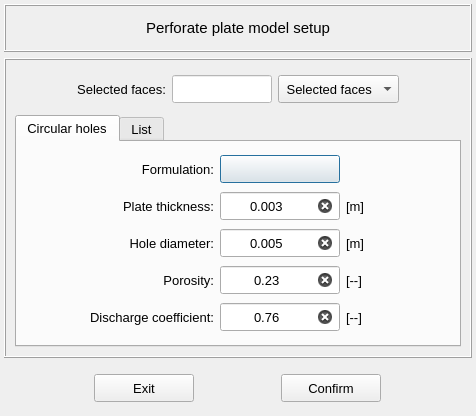
Before: the Qt Designer form vibra/interface/data/ui_files/model/setup/acoustic/set_perforated_plate_model_inputs.ui in MOPT-UFSC/VIBRA, drawn with Qt 5.
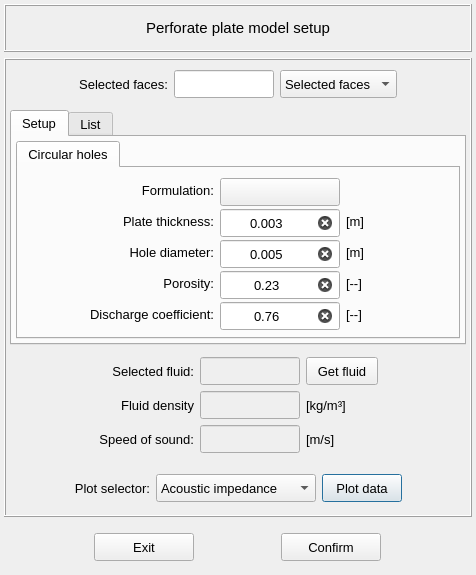
After: the same form once the commit is applied. Icons and pictures are not drawn.

Commit message: Includes the perforated plate effects in the acoustic model

```diff
--- a/vibra/interface/data/ui_files/model/setup/acoustic/set_perforated_plate_model_inputs.ui
+++ b/vibra/interface/data/ui_files/model/setup/acoustic/set_perforated_plate_model_inputs.ui
@@ -7,7 +7,7 @@
     <x>0</x>
     <y>0</y>
     <width>476</width>
-    <height>416</height>
+    <height>575</height>
    </rect>
   </property>
   <property name="windowTitle">
@@ -74,6 +74,18 @@
       <enum>QFrame::Raised</enum>
      </property>
      <layout class="QGridLayout" name="gridLayout_3">
+      <property name="leftMargin">
+       <number>4</number>
+      </property>
+      <property name="topMargin">
+       <number>4</number>
+      </property>
+      <property name="rightMargin">
+       <number>4</number>
+      </property>
+      <property name="bottomMargin">
+       <number>4</number>
+      </property>
       <item row="0" column="0">
        <widget class="QFrame" name="frame_6">
         <property name="minimumSize">
@@ -129,14 +141,17 @@
              <pointsize>10</pointsize>
             </font>
            </property>
+           <property name="currentIndex">
+            <number>1</number>
+           </property>
            <item>
             <property name="text">
-             <string> Selected faces</string>
+             <string>All faces</string>
             </property>
            </item>
            <item>
             <property name="text">
-             <string> All faces</string>
+             <string>Selected faces</string>
             </property>
            </item>
           </widget>
@@ -226,8 +241,7 @@
             <enum>Qt::ClickFocus</enum>
            </property>
            <property name="styleSheet">
-            <string notr="true">QLineEdit{background-color: rgb(255, 255, 255); color: rgb(0, 0, 0)}
-QLineEdit:disabled {background-color: rgb(230, 230, 230); color: rgb(120, 120, 120)}</string>
+            <string notr="true"/>
            </property>
            <property name="text">
             <string/>
@@ -240,6 +254,127 @@
         </layout>
        </widget>
       </item>
+      <item row="3" column="0">
+       <widget class="QFrame" name="frame_plot_buttons">
+        <property name="maximumSize">
+         <size>
+          <width>16777215</width>
+          <height>48</height>
+         </size>
+        </property>
+        <property name="frameShape">
+         <enum>QFrame::NoFrame</enum>
+        </property>
+        <property name="frameShadow">
+         <enum>QFrame::Raised</enum>
+        </property>
+        <layout class="QGridLayout" name="gridLayout_19">
+         <item row="0" column="1">
+          <widget class="QLabel" name="label_50">
+           <property name="minimumSize">
+            <size>
+             <width>0</width>
+             <height>28</height>
+            </size>
+           </property>
+           <property name="maximumSize">
+            <size>
+             <width>16777215</width>
+             <height>28</height>
+            </size>
+           </property>
+           <property name="font">
+            <font>
+             <pointsize>10</pointsize>
+            </font>
+           </property>
+           <property name="text">
+            <string>Plot selector:</string>
+           </property>
+           <property name="alignment">
+            <set>Qt::AlignRight|Qt::AlignTrailing|Qt::AlignVCenter</set>
+           </property>
+          </widget>
+         </item>
+         <item row="0" column="2">
+          <widget class="QComboBox" name="comboBox_plot_type">
+           <property name="minimumSize">
+            <size>
+             <width>160</width>
+             <height>28</height>
+            </size>
+           </property>
+           <property name="maximumSize">
+            <size>
+             <width>200</width>
+             <height>28</height>
+            </size>
+           </property>
+           <property name="font">
+            <font>
+             <pointsize>10</pointsize>
+            </font>
+           </property>
+           <item>
+            <property name="text">
+             <string>Acoustic impedance</string>
+            </property>
+           </item>
+          </widget>
+         </item>
+         <item row="0" column="4">
+          <spacer name="horizontalSpacer_5">
+           <property name="orientation">
+            <enum>Qt::Horizontal</enum>
+           </property>
+           <property name="sizeHint" stdset="0">
+            <size>
+             <width>40</width>
+             <height>20</height>
+            </size>
+           </property>
+          </spacer>
+         </item>
+         <item row="0" column="3">
+          <widget class="QPushButton" name="pushButton_plot_data">
+           <property name="minimumSize">
+            <size>
+             <width>80</width>
+             <height>28</height>
+            </size>
+           </property>
+           <property name="maximumSize">
+            <size>
+             <width>220</width>
+             <height>28</height>
+            </size>
+           </property>
+           <property name="font">
+            <font>
+             <pointsize>10</pointsize>
+            </font>
+           </property>
+           <property name="text">
+            <string>Plot data</string>
+           </property>
+          </widget>
+         </item>
+         <item row="0" column="0">
+          <spacer name="horizontalSpacer_9">
+           <property name="orientation">
+            <enum>Qt::Horizontal</enum>
+           </property>
+           <property name="sizeHint" stdset="0">
+            <size>
+             <width>40</width>
+             <height>20</height>
+            </size>
+           </property>
+          </spacer>
+         </item>
+        </layout>
+       </widget>
+      </item>
       <item row="1" column="0">
        <widget class="QTabWidget" name="tabWidget_main">
         <property name="maximumSize">
@@ -258,7 +393,7 @@
         </property>
         <widget class="QWidget" name="tab_Delany_Bazley">
          <attribute name="title">
-          <string>Circular holes</string>
+          <string>Setup</string>
          </attribute>
          <layout class="QGridLayout" name="gridLayout_5">
           <property name="leftMargin">
@@ -277,6 +412,37 @@
            <number>4</number>
           </property>
           <item row="0" column="0">
+           <widget class="QTabWidget" name="tabWidget_perforated_plate_models">
+            <property name="minimumSize">
+             <size>
+              <width>0</width>
+              <height>80</height>
+             </size>
+            </property>
+            <property name="currentIndex">
+             <number>0</number>
+            </property>
+            <widget class="QWidget" name="tab">
+             <attribute name="title">
+              <string>Circular holes</string>
+             </attribute>
+             <layout class="QGridLayout" name="gridLayout_6">
+              <property name="leftMargin">
+               <number>4</number>
+              </property>
+              <property name="topMargin">
+               <number>4</number>
+              </property>
+              <property name="rightMargin">
+               <number>4</number>
+              </property>
+              <property name="bottomMargin">
+               <number>4</number>
+              </property>
+              <property name="spacing">
+               <number>4</number>
+              </property>
+              <item row="0" column="0">
            <widget class="QFrame" name="frame_7">
             <property name="frameShape">
              <enum>QFrame::NoFrame</enum>
@@ -728,6 +894,10 @@
           </item>
          </layout>
         </widget>
+           </widget>
+          </item>
+         </layout>
+        </widget>
         <widget class="QWidget" name="tab_list">
          <attribute name="title">
           <string>List</string>
@@ -906,6 +1076,329 @@
         </widget>
        </widget>
       </item>
+      <item row="2" column="0">
+       <widget class="QFrame" name="frame_fluid_info">
+        <property name="maximumSize">
+         <size>
+          <width>16777215</width>
+          <height>160</height>
+         </size>
+        </property>
+        <property name="frameShape">
+         <enum>QFrame::NoFrame</enum>
+        </property>
+        <property name="frameShadow">
+         <enum>QFrame::Raised</enum>
+        </property>
+        <layout class="QGridLayout" name="gridLayout_18">
+         <property name="leftMargin">
+          <number>6</number>
+         </property>
+         <property name="topMargin">
+          <number>6</number>
+         </property>
+         <property name="rightMargin">
+          <number>6</number>
+         </property>
+         <property name="bottomMargin">
+          <number>6</number>
+         </property>
+         <item row="0" column="3">
+          <widget class="QPushButton" name="pushButton_get_fluid">
+           <property name="minimumSize">
+            <size>
+             <width>72</width>
+             <height>28</height>
+            </size>
+           </property>
+           <property name="maximumSize">
+            <size>
+             <width>72</width>
+             <height>28</height>
+            </size>
+           </property>
+           <property name="font">
+            <font>
+             <pointsize>10</pointsize>
+            </font>
+           </property>
+           <property name="text">
+            <string>Get fluid</string>
+           </property>
+          </widget>
+         </item>
+         <item row="1" column="1">
+          <widget class="QLabel" name="label_36">
+           <property name="minimumSize">
+            <size>
+             <width>0</width>
+             <height>28</height>
+            </size>
+           </property>
+           <property name="maximumSize">
+            <size>
+             <width>16777215</width>
+             <height>28</height>
+            </size>
+           </property>
+           <property name="font">
+            <font>
+             <pointsize>10</pointsize>
+            </font>
+           </property>
+           <property name="text">
+            <string>Fluid density</string>
+           </property>
+           <property name="alignment">
+            <set>Qt::AlignRight|Qt::AlignTrailing|Qt::AlignVCenter</set>
+           </property>
+          </widget>
+         </item>
+         <item row="1" column="2">
+          <widget class="QLineEdit" name="lineEdit_fluid_density">
+           <property name="enabled">
+            <bool>false</bool>
+           </property>
+           <property name="minimumSize">
+            <size>
+             <width>100</width>
+             <height>28</height>
+            </size>
+           </property>
+           <property name="maximumSize">
+            <size>
+             <width>100</width>
+             <height>28</height>
+            </size>
+           </property>
+           <property name="font">
+            <font>
+             <pointsize>10</pointsize>
+            </font>
+           </property>
+           <property name="focusPolicy">
+            <enum>Qt::ClickFocus</enum>
+           </property>
+           <property name="styleSheet">
+            <string notr="true"/>
+           </property>
+           <property name="text">
+            <string/>
+           </property>
+           <property name="alignment">
+            <set>Qt::AlignCenter</set>
+           </property>
+          </widget>
+         </item>
+         <item row="0" column="1">
+          <widget class="QLabel" name="label_31">
+           <property name="minimumSize">
+            <size>
+             <width>0</width>
+             <height>28</height>
+            </size>
+           </property>
+           <property name="maximumSize">
+            <size>
+             <width>16777215</width>
+             <height>28</height>
+            </size>
+           </property>
+           <property name="font">
+            <font>
+             <pointsize>10</pointsize>
+            </font>
+           </property>
+           <property name="text">
+            <string>Selected fluid:</string>
+           </property>
+           <property name="alignment">
+            <set>Qt::AlignRight|Qt::AlignTrailing|Qt::AlignVCenter</set>
+           </property>
+          </widget>
+         </item>
+         <item row="0" column="2">
+          <widget class="QLineEdit" name="lineEdit_selected_fluid">
+           <property name="enabled">
+            <bool>false</bool>
+           </property>
+           <property name="minimumSize">
+            <size>
+             <width>100</width>
+             <height>28</height>
+            </size>
+           </property>
+           <property name="maximumSize">
+            <size>
+             <width>100</width>
+             <height>28</height>
+            </size>
+           </property>
+           <property name="font">
+            <font>
+             <pointsize>10</pointsize>
+            </font>
+           </property>
+           <property name="focusPolicy">
+            <enum>Qt::ClickFocus</enum>
+           </property>
+           <property name="styleSheet">
+            <string notr="true"/>
+           </property>
+           <property name="text">
+            <string/>
+           </property>
+           <property name="alignment">
+            <set>Qt::AlignCenter</set>
+           </property>
+          </widget>
+         </item>
+         <item row="2" column="2">
+          <widget class="QLineEdit" name="lineEdit_speed_of_sound">
+           <property name="enabled">
+            <bool>false</bool>
+           </property>
+           <property name="minimumSize">
+            <size>
+             <width>100</width>
+             <height>28</height>
+            </size>
+           </property>
+           <property name="maximumSize">
+            <size>
+             <width>100</width>
+             <height>28</height>
+            </size>
+           </property>
+           <property name="font">
+            <font>
+             <pointsize>10</pointsize>
+            </font>
+           </property>
+           <property name="focusPolicy">
+            <enum>Qt::ClickFocus</enum>
+           </property>
+           <property name="styleSheet">
+            <string notr="true"/>
+           </property>
+           <property name="text">
+            <string/>
+           </property>
+           <property name="alignment">
+            <set>Qt::AlignCenter</set>
+           </property>
+          </widget>
+         </item>
+         <item row="2" column="1">
+          <widget class="QLabel" name="label_47">
+           <property name="minimumSize">
+            <size>
+             <width>0</width>
+             <height>28</height>
+            </size>
+           </property>
+           <property name="maximumSize">
+            <size>
+             <width>16777215</width>
+             <height>28</height>
+            </size>
+           </property>
+           <property name="font">
+            <font>
+             <pointsize>10</pointsize>
+            </font>
+           </property>
+           <property name="text">
+            <string>Speed of sound:</string>
+           </property>
+           <property name="alignment">
+            <set>Qt::AlignRight|Qt::AlignTrailing|Qt::AlignVCenter</set>
+           </property>
+          </widget>
+         </item>
+         <item row="1" column="3">
+          <widget class="QLabel" name="label_48">
+           <property name="minimumSize">
+            <size>
+             <width>0</width>
+             <height>28</height>
+            </size>
+           </property>
+           <property name="maximumSize">
+            <size>
+             <width>16777215</width>
+             <height>28</height>
+            </size>
+           </property>
+           <property name="font">
+            <font>
+             <pointsize>10</pointsize>
+            </font>
+           </property>
+           <property name="text">
+            <string>[kg/m³]</string>
+           </property>
+           <property name="alignment">
+            <set>Qt::AlignLeading|Qt::AlignLeft|Qt::AlignVCenter</set>
+           </property>
+          </widget>
+         </item>
+         <item row="0" column="0">
+          <spacer name="horizontalSpacer_14">
+           <property name="orientation">
+            <enum>Qt::Horizontal</enum>
+           </property>
+           <property name="sizeHint" stdset="0">
+            <size>
+             <width>40</width>
+             <height>20</height>
+            </size>
+           </property>
+          </spacer>
+         </item>
+         <item row="0" column="4">
+          <spacer name="horizontalSpacer_18">
+           <property name="orientation">
+            <enum>Qt::Horizontal</enum>
+           </property>
+           <property name="sizeHint" stdset="0">
+            <size>
+             <width>40</width>
+             <height>20</height>
+            </size>
+           </property>
+          </spacer>
+         </item>
+         <item row="2" column="3">
+          <widget class="QLabel" name="label_49">
+           <property name="minimumSize">
+            <size>
+             <width>0</width>
+             <height>28</height>
+            </size>
+           </property>
+           <property name="maximumSize">
+            <size>
+             <width>16777215</width>
+             <height>28</height>
+            </size>
+           </property>
+           <property name="font">
+            <font>
+             <pointsize>10</pointsize>
+            </font>
+           </property>
+           <property name="text">
+            <string>[m/s]</string>
+           </property>
+           <property name="alignment">
+            <set>Qt::AlignLeading|Qt::AlignLeft|Qt::AlignVCenter</set>
+           </property>
+          </widget>
+         </item>
+        </layout>
+       </widget>
+      </item>
      </layout>
     </widget>
    </item>
```
Left out of the diff: 2 changed lines with no effect on the pictures. Lines whose indentation alone changed are shown as unchanged. The commit also changes 7 other files.
